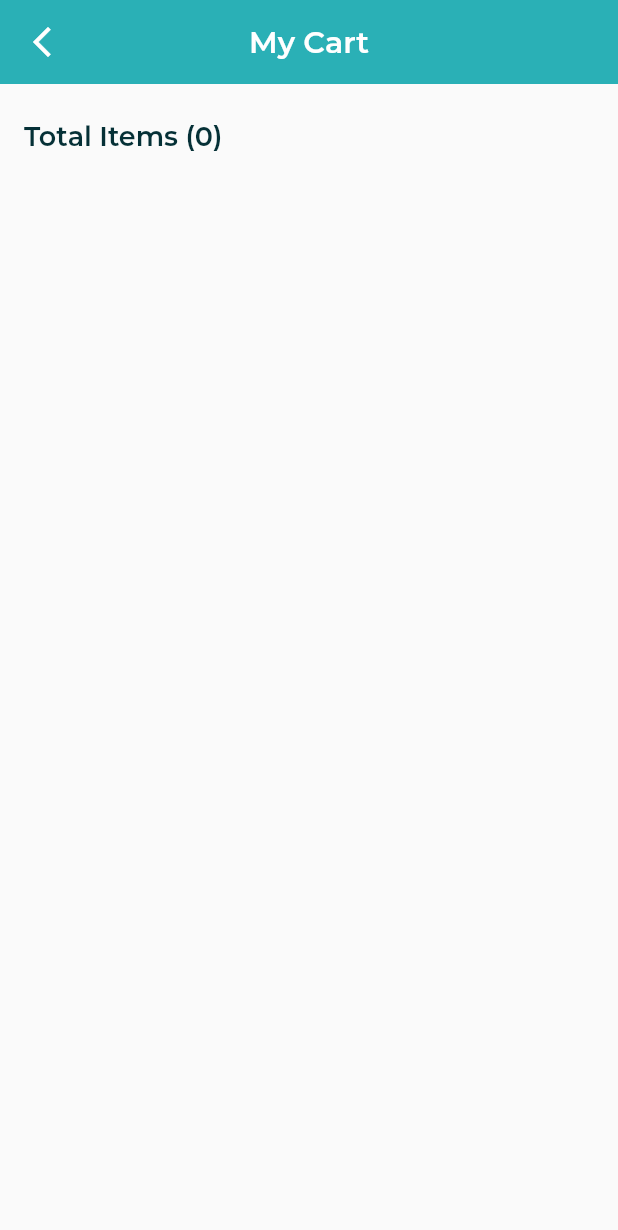
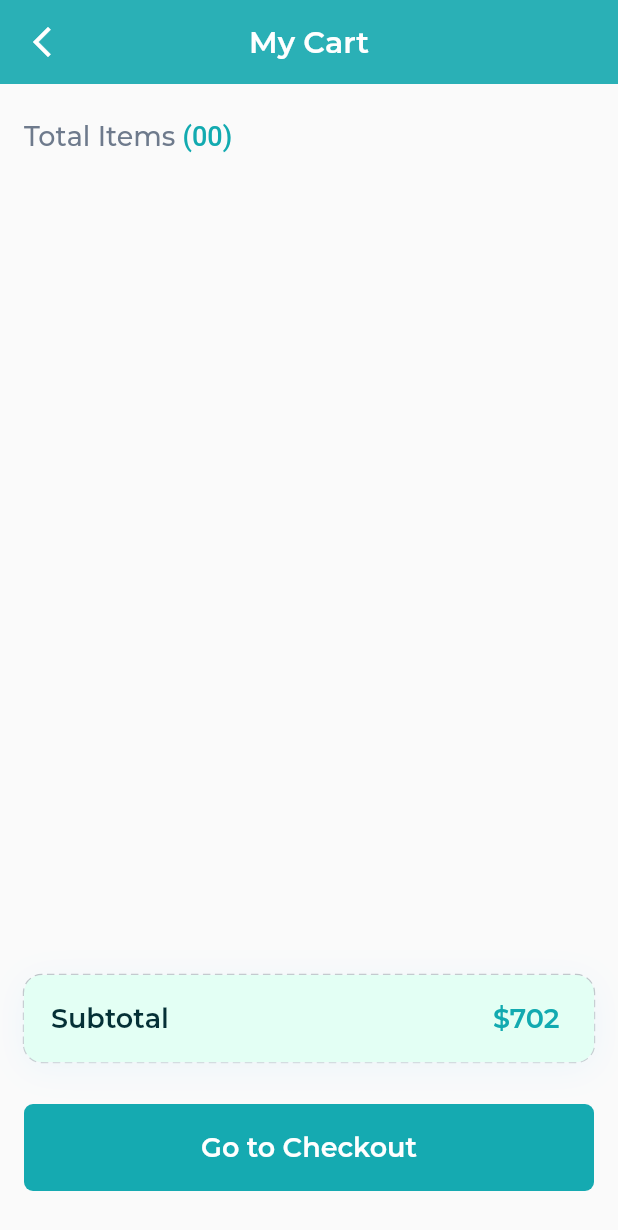
Before and after one commit to maniokhan/inversa, a Flutter app: the ShoppingCartScreen screen opened directly, on a phone screen of 412 x 824 dp. Shown: the top 1230 px of the screen. Run offline on Flutter 3.47's test engine with Material 2 defaults, Android fonts, the phone set to English and light mode, and no system bars; drawn by our look-alikes of dotted_border; our stand-ins replace cloud_firestore, firebase_auth, firebase_core, flutter_riverpod, flutter_svg, freezed_annotation and 2 more; accounts and stored records are empty; generated files the repository leaves out were written again; project files that could hold a hidden picture were left out.

Commit message:
add new code

```diff
--- a/lib/src/features/client/client_profile_screen.dart
+++ b/lib/src/features/client/client_profile_screen.dart
@@ -22,13 +22,13 @@ class ClientProfileScreen extends ConsumerWidget {
       appBar: AppBar(
         backgroundColor: const Color(0xFF2AB0B6),
         elevation: 0,
-        leading: IconButton(
-          onPressed: () => Navigator.pop(context),
-          icon: const Icon(
-            Icons.arrow_back_ios_new_outlined,
-            color: ConfigColors.white,
-          ),
-        ),
+        // leading: IconButton(
+        //   onPressed: () => Navigator.pop(context),
+        //   icon: const Icon(
+        //     Icons.arrow_back_ios_new_outlined,
+        //     color: ConfigColors.white,
+        //   ),
+        // ),
         centerTitle: true,
         title: const AppText.titleS20(
           "Client",
--- a/lib/src/features/client/shopping_cart/shopping_cart_screen.dart
+++ b/lib/src/features/client/shopping_cart/shopping_cart_screen.dart
@@ -1,9 +1,12 @@
 import 'package:flutter/material.dart';
 import 'package:flutter_riverpod/flutter_riverpod.dart';
 import 'package:inversaapp/src/assets/assets.gen.dart';
+import 'package:inversaapp/src/common_widgets/common_button.dart';
 import 'package:inversaapp/src/common_widgets/common_card.dart';
 import 'package:inversaapp/src/common_widgets/common_counter.dart';
+import 'package:inversaapp/src/common_widgets/common_dotted_border_card.dart';
 import 'package:inversaapp/src/constants/app_sizes.dart';
+import 'package:inversaapp/src/features/client/checkout/check_out_screen.dart';
 import 'package:inversaapp/src/features/client/shopping_cart/shopping_cart_provider.dart';
 import 'package:inversaapp/src/theme/config_colors.dart';
 import 'package:inversaapp/src/theme/text.dart';
@@ -43,15 +46,36 @@ class ShoppingCartScreen extends ConsumerWidget {
             child: Column(
               crossAxisAlignment: CrossAxisAlignment.start,
               children: [
-                AppText.paragraphS16(
-                  "Total Items (${data.length})",
-                  fontSize: 18,
-                  fontWeight: FontWeight.w600,
+                RichText(
+                  text: TextSpan(
+                    style: const TextStyle(
+                      fontFamily: 'Montserrat',
+                      fontWeight: FontWeight.w500,
+                      color: ConfigColors.slateGray,
+                      fontSize: 18,
+                    ),
+                    text: 'Total Items ',
+                    children: [
+                      TextSpan(
+                        style: const TextStyle(
+                          fontSize: 18,
+                          color: ConfigColors.primary2,
+                        ),
+                        text: '(0${data.length})',
+                      ),
+                    ],
+                  ),
                 ),
-                gapH16,
+                // AppText.paragraphS16(
+                //   "Total Items (${data.length})",
+                //   fontSize: 18,
+                //   fontWeight: FontWeight.w600,
+                // ),
+                gapH24,
                 Expanded(
-                  child: ListView.builder(
+                  child: ListView.separated(
                     itemCount: data.length,
+                    separatorBuilder: (context, index) => gapH16,
                     itemBuilder: (context, index) {
                       final item = data.elementAt(index);
                       return Column(
@@ -110,6 +134,33 @@ class ShoppingCartScreen extends ConsumerWidget {
                       );
                     },
                   ),
+                ),
+                gapH96,
+                const CommonDottedBorderCard(
+                  backgroundColor: ConfigColors.backgroundGreen,
+                  child: Row(
+                    mainAxisAlignment: MainAxisAlignment.spaceBetween,
+                    children: [
+                      AppText.paragraphI16(
+                        "Subtotal ",
+                        fontWeight: FontWeight.w600,
+                        fontSize: 18,
+                      ),
+                      AppText.paragraphI16(
+                        "\$702 ",
+                        fontWeight: FontWeight.w600,
+                        color: ConfigColors.primary2,
+                        fontSize: 18,
+                      ),
+                    ],
+                  ),
+                ),
+                gapH28,
+                CommonButton(
+                  onPress: () {
+                    Navigator.push(context, CheckOutScreen.route());
+                  },
+                  text: "Go to Checkout",
                 ),
               ],
             ),
--- a/lib/src/features/store/store_profile_screen.dart
+++ b/lib/src/features/store/store_profile_screen.dart
@@ -25,13 +25,13 @@ class StoreProfileScreen extends ConsumerWidget {
       appBar: AppBar(
         backgroundColor: const Color(0xFF2AB0B6),
         elevation: 0,
-        leading: IconButton(
-          onPressed: () => Navigator.pop(context),
-          icon: const Icon(
-            Icons.arrow_back_ios_new_outlined,
-            color: ConfigColors.white,
-          ),
-        ),
+        // leading: IconButton(
+        //   onPressed: () => Navigator.pop(context),
+        //   icon: const Icon(
+        //     Icons.arrow_back_ios_new_outlined,
+        //     color: ConfigColors.white,
+        //   ),
+        // ),
         centerTitle: true,
         title: const AppText.titleS20(
           "Store",
```
